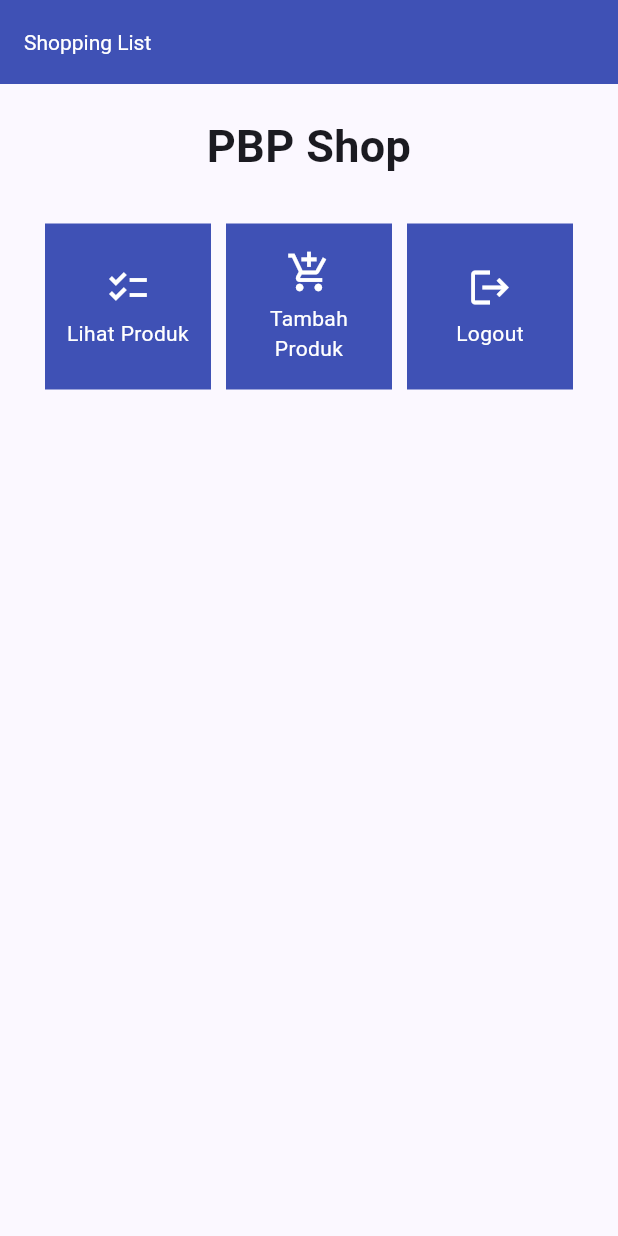
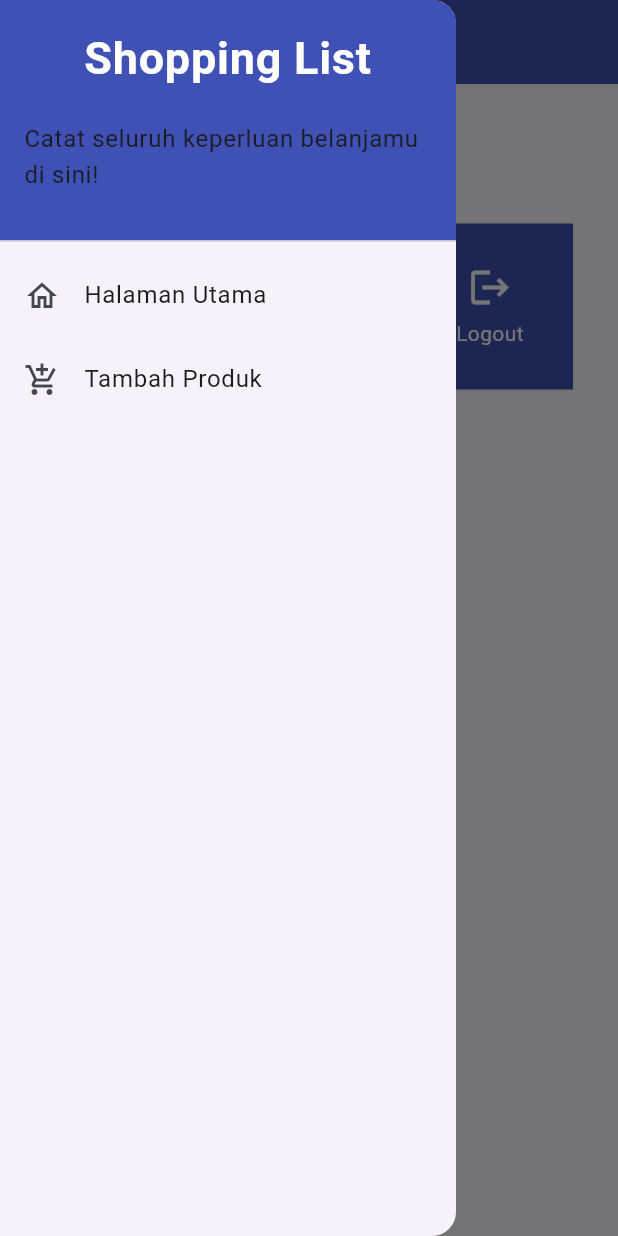
Before and after one commit to aryanstya/shopping-list-mobile, a Flutter app: the screen it shows after launch, with the side drawer open (before the commit the screen has no drawer), on a phone screen of 412 x 824 dp. Run offline on Flutter 3.47's test engine with Material 2 defaults, Android fonts, the phone set to English and light mode, and no system bars.

Commit message:
tutorial 7

```diff
--- a/lib/main.dart
+++ b/lib/main.dart
@@ -1,5 +1,5 @@
 import 'package:flutter/material.dart';
-import 'package:shopping_list/menu.dart';
+import 'package:shopping_list/screens/menu.dart';
 
 void main() {
   runApp(const MyApp());
@@ -32,7 +32,7 @@ class MyApp extends StatelessWidget {
         colorScheme: ColorScheme.fromSeed(seedColor: Colors.indigo),
         useMaterial3: true,
       ),
-      home: const MyHomePage(),
+      home: MyHomePage(),
     );
   }
 }
--- a/lib/menu.dart
+++ b/lib/screens/menu.dart
@@ -1,4 +1,6 @@
 import 'package:flutter/material.dart';
+import 'package:shopping_list/widgets/left_drawer.dart';
+import 'package:shopping_list/widgets/shop_card.dart';
 
 void main() {
   runApp(const MaterialApp(
@@ -25,13 +27,15 @@ class _MyHomePageState extends State<MyHomePage> {
   @override
   Widget build(BuildContext context) {
     return Scaffold(
-        appBar: AppBar(
-        title: Text('Shopping List'),
-        titleTextStyle: TextStyle(
-            color: Colors.white,
+      appBar: AppBar(
+        title: const Text(
+          'Shopping List',
         ),
         backgroundColor: Colors.indigo,
-        ),
+        foregroundColor: Colors.white,
+      ),
+      // Masukkan drawer sebagai parameter nilai drawer dari widget Scaffold
+      drawer: const LeftDrawer(),
       body: SingleChildScrollView(
         child: Padding(
           padding: const EdgeInsets.all(10.0),
--- /dev/null
+++ b/lib/widgets/left_drawer.dart
@@ -0,0 +1,62 @@
+import 'package:flutter/material.dart';
+import 'package:shopping_list/screens/menu.dart';
+import 'package:shopping_list/screens/shoplist_form.dart';
+
+class LeftDrawer extends StatelessWidget {
+  const LeftDrawer({super.key});
+
+  @override
+  Widget build(BuildContext context) {
+    return Drawer(
+      child: ListView(
+        children: [
+          const DrawerHeader(
+            decoration: BoxDecoration(
+            color: Colors.indigo,
+        ),
+        child: Column(
+            children: [
+            Text(
+                'Shopping List',
+                textAlign: TextAlign.center,
+                style: TextStyle(
+                fontSize: 30,
+                fontWeight: FontWeight.bold,
+                color: Colors.white,
+                ),
+            ),
+            Padding(padding: EdgeInsets.all(10)),
+            Text("Catat seluruh keperluan belanjamu di sini!",
+                // TODO: Tambahkan gaya teks dengan center alignment, font ukuran 15, warna putih, dan weight biasa
+              ),
+             ],
+            ),
+          ),
+          ListTile(
+            leading: const Icon(Icons.home_outlined),
+            title: const Text('Halaman Utama'),
+            // Bagian redirection ke MyHomePage
+            onTap: () {
+                Navigator.pushReplacement(
+                    context,
+                    MaterialPageRoute(
+                    builder: (context) => MyHomePage(),
+                    ));
+            },
+            ),
+         ListTile(
+            leading: const Icon(Icons.add_shopping_cart),
+            title: const Text('Tambah Produk'),
+            // Bagian redirection ke ShopFormPage
+            onTap: () {
+                /*
+                TODO: Buatlah routing ke ShopFormPage di sini,
+                setelah halaman ShopFormPage sudah dibuat.
+                */
+            },
+            ),
+        ],
+      ),
+    );
+  }
+}
```
Also changed, not shown: lib/screens/shoplist_form.dart (added, +156 -0 lines), lib/widgets/shop_card.dart (added, +63 -0 lines).
